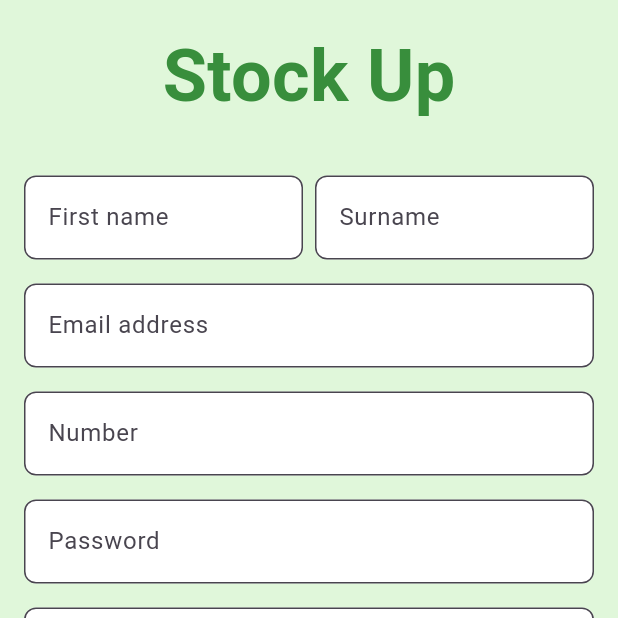
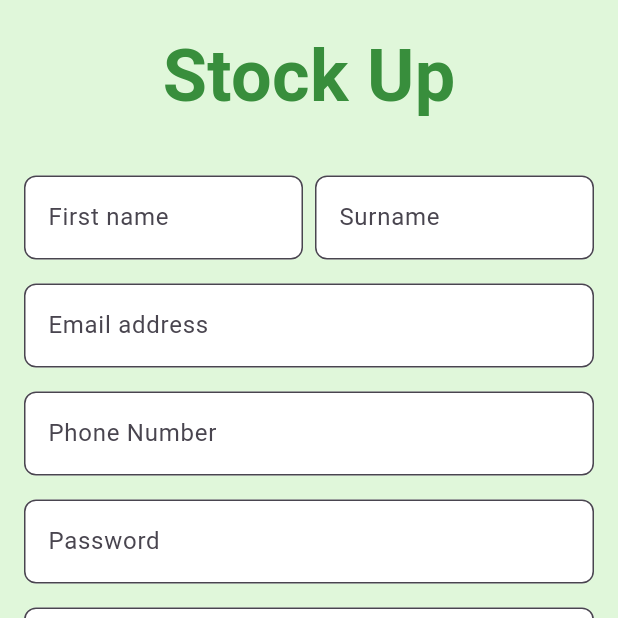
Before and after one commit to tomandjerry17/stocks, a Flutter app: the screen it shows after launch, after a tap on "Create Account", on a phone screen of 412 x 824 dp, the top half of it. Run offline on Flutter 3.47's test engine with Material 3 defaults, Android fonts, the phone set to English and light mode, and no system bars; our stand-ins replace firebase_auth, firebase_core, google_sign_in; accounts and stored records are empty; network calls fail.

Commit message:
with google authentication

```diff
--- a/lib/Pages/login_page.dart
+++ b/lib/Pages/login_page.dart
@@ -16,6 +16,7 @@ class _LoginPageState extends State<LoginPage> {
   final TextEditingController passwordController = TextEditingController();
   final AuthService _authService = AuthService();
 
+  // Function for Email/Password login
   void _login() async {
     String email = emailController.text.trim();
     String password = passwordController.text.trim();
@@ -37,6 +38,22 @@ class _LoginPageState extends State<LoginPage> {
     } else {
       ScaffoldMessenger.of(context).showSnackBar(
         SnackBar(content: Text("Login failed. Check credentials.")),
+      );
+    }
+  }
+
+  // Function for Google Sign-In
+  void _loginWithGoogle() async {
+    User? user = await _authService.signInWithGoogle();
+
+    if (user != null) {
+      Navigator.pushReplacement(
+        context,
+        MaterialPageRoute(builder: (context) => SalesReportPage()),
+      );
+    } else {
+      ScaffoldMessenger.of(context).showSnackBar(
+        SnackBar(content: Text("Google Sign-In failed. Please try again.")),
       );
     }
   }
@@ -70,7 +87,7 @@ class _LoginPageState extends State<LoginPage> {
               ),
               const SizedBox(height: 48),
 
-              // Input fields
+              // Email Input
               TextField(
                 controller: emailController,
                 decoration: InputDecoration(
@@ -84,6 +101,8 @@ class _LoginPageState extends State<LoginPage> {
                 ),
               ),
               const SizedBox(height: 16),
+
+              // Password Input
               TextField(
                 controller: passwordController,
                 obscureText: true,
@@ -99,7 +118,7 @@ class _LoginPageState extends State<LoginPage> {
               ),
               const SizedBox(height: 24),
 
-              // Login button
+              // Login Button
               SizedBox(
                 width: double.infinity,
                 child: ElevatedButton(
@@ -121,6 +140,35 @@ class _LoginPageState extends State<LoginPage> {
                 ),
               ),
               const SizedBox(height: 16),
+
+              // Google Sign-In Button
+              GestureDetector(
+                onTap: _loginWithGoogle,
+                child: Container(
+                  padding: EdgeInsets.all(10),
+                  decoration: BoxDecoration(
+                    color: Colors.white,
+                    borderRadius: BorderRadius.circular(8),
+                    boxShadow: [BoxShadow(color: Colors.black12, blurRadius: 5)],
+                  ),
+                  child: Row(
+                    mainAxisSize: MainAxisSize.min,
+                    children: [
+                      Image.network(
+                        "https://upload.wikimedia.org/wikipedia/commons/thumb/5/53/Google_%22G%22_Logo.svg/512px-Google_%22G%22_Logo.svg.png",
+                        height: 24,
+                      ),
+                      SizedBox(width: 10),
+                      Text(
+                        "Sign in with Google",
+                        style: TextStyle(fontSize: 16),
+                      ),
+                    ],
+                  ),
+                ),
+              ),
+              const SizedBox(height: 16),
+
               // Forgotten password
               TextButton(
                 onPressed: () {},
--- a/lib/Pages/signup_page.dart
+++ b/lib/Pages/signup_page.dart
@@ -26,10 +26,17 @@ class _SignUpPageState extends State<SignUpPage> {
     String password = passwordController.text.trim();
     String confirmPassword = confirmPasswordController.text.trim();
 
-    // **Validate user input**
+    // **Validation**
     if (firstName.isEmpty || surname.isEmpty || email.isEmpty || phone.isEmpty || password.isEmpty) {
       ScaffoldMessenger.of(context).showSnackBar(
         SnackBar(content: Text("Please fill in all fields")),
+      );
+      return;
+    }
+
+    if (!RegExp(r'^[^@]+@[^@]+\.[^@]+').hasMatch(email)) {
+      ScaffoldMessenger.of(context).showSnackBar(
+        SnackBar(content: Text("Enter a valid email address")),
       );
       return;
     }
@@ -50,6 +57,7 @@ class _SignUpPageState extends State<SignUpPage> {
 
     // **Create user account**
     User? user = await _authService.signUpWithEmail(email, password);
+
     if (user != null) {
       ScaffoldMessenger.of(context).showSnackBar(
         SnackBar(content: Text("Account created successfully! Please log in.")),
@@ -71,7 +79,9 @@ class _SignUpPageState extends State<SignUpPage> {
   Widget build(BuildContext context) {
     return Scaffold(
       backgroundColor: Color(0xFFE0F7DA),
-      body: SingleChildScrollView(
+      body: GestureDetector(
+        onTap: () => FocusScope.of(context).unfocus(), // Hide keyboard on tap
+        child: SingleChildScrollView(
           child: Center(
             child: Padding(
               padding: const EdgeInsets.all(16.0),
@@ -135,7 +145,7 @@ class _SignUpPageState extends State<SignUpPage> {
                   TextField(
                     controller: phoneController,
                     decoration: InputDecoration(
-                    hintText: 'Number',
+                      hintText: 'Phone Number',
                       border: OutlineInputBorder(
                         borderRadius: BorderRadius.circular(8.0),
                       ),
@@ -146,6 +156,7 @@ class _SignUpPageState extends State<SignUpPage> {
                   SizedBox(height: 16),
                   TextField(
                     controller: passwordController,
+                    obscureText: true,
                     decoration: InputDecoration(
                       hintText: 'Password',
                       border: OutlineInputBorder(
@@ -154,11 +165,11 @@ class _SignUpPageState extends State<SignUpPage> {
                       filled: true,
                       fillColor: Colors.white,
                     ),
-                  obscureText: true,
                   ),
                   SizedBox(height: 16),
                   TextField(
                     controller: confirmPasswordController,
+                    obscureText: true,
                     decoration: InputDecoration(
                       hintText: 'Confirm password',
                       border: OutlineInputBorder(
@@ -167,7 +178,6 @@ class _SignUpPageState extends State<SignUpPage> {
                       filled: true,
                       fillColor: Colors.white,
                     ),
-                  obscureText: true,
                   ),
                   SizedBox(height: 32),
                   ElevatedButton(
@@ -211,6 +221,7 @@ class _SignUpPageState extends State<SignUpPage> {
             ),
           ),
         ),
+      ),
     );
   }
 }
--- a/pubspec.yaml
+++ b/pubspec.yaml
@@ -11,6 +11,7 @@ dependencies:
     sdk: flutter
   firebase_core: ^3.12.0
   firebase_auth: ^5.5.0
+  google_sign_in: ^6.2.2
 
 dev_dependencies:
   flutter_test:
```
Also changed, not shown: lib/Pages/dashboard_page.dart (+37 -66 lines), lib/services/auth_service.dart (+25 -8 lines), pubspec.lock, 4 other files. Lines whose indentation alone changed are shown as unchanged.
